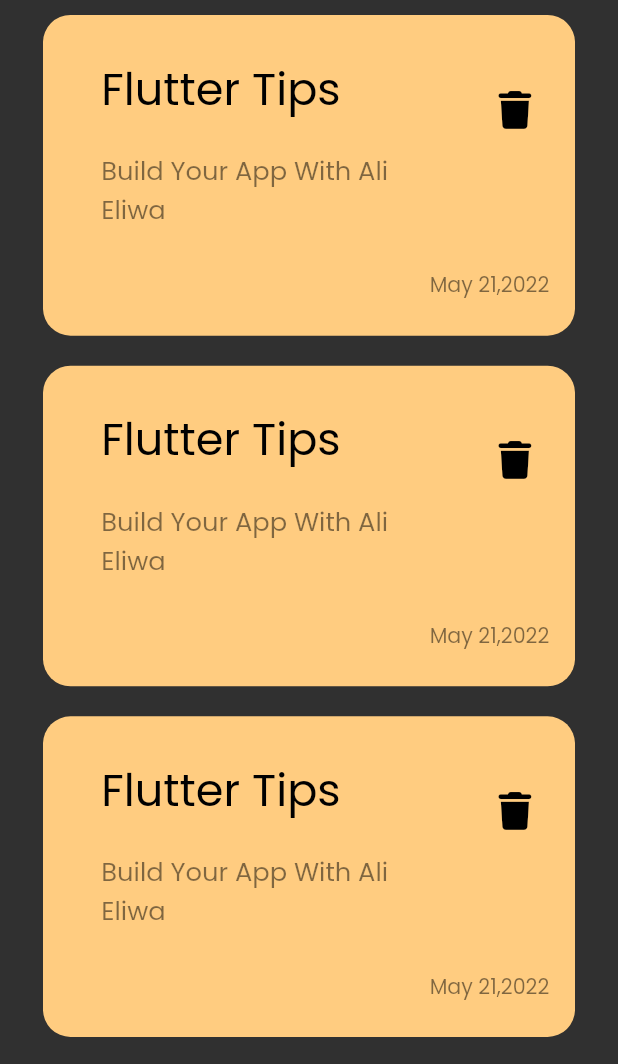
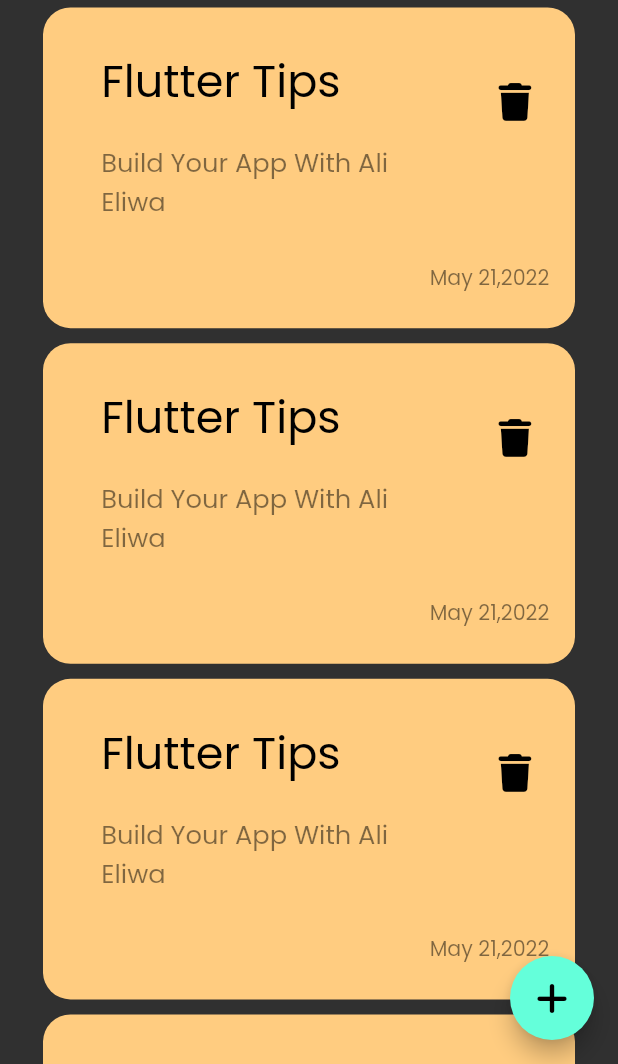
Before and after one commit to Alieliwa/NoteApp, a Flutter app: the screen it shows after launch, on a phone screen of 412 x 824 dp, the part 172-1236 px from its top. Run offline on Flutter 3.47's test engine with Material 2 defaults, Android fonts, the phone set to English and light mode, and no system bars; our stand-ins replace flutter_screenutil, font_awesome_flutter.

Commit message:
Add FloatingActionButton

```diff
--- a/lib/views/notes_view.dart
+++ b/lib/views/notes_view.dart
@@ -1,12 +1,19 @@
 import 'package:flutter/material.dart';
+import 'package:font_awesome_flutter/font_awesome_flutter.dart';
 import 'package:notesapp/views/widget/notes_viewbody.dart';
 class NotesView extends StatelessWidget {
   const NotesView({Key? key}) : super(key: key);
 
   @override
   Widget build(BuildContext context) {
-    return const Scaffold(
-      body: NotesViewBody(),
+    return  Scaffold(
+      body: const NotesViewBody(),
+      floatingActionButton: FloatingActionButton(
+        onPressed: (){},
+        child: const Icon(
+          FontAwesomeIcons.plus,
+        ),
+      ),
     );
   }
 }
--- a/lib/views/widget/notes_listview.dart
+++ b/lib/views/widget/notes_listview.dart
@@ -7,10 +7,9 @@ class NotesListView extends StatelessWidget {
   Widget build(BuildContext context) {
     return ListView.builder(
         itemBuilder: (context, index) => const Padding(
-          padding: EdgeInsets.symmetric(vertical: 10),
+          padding: EdgeInsets.symmetric(vertical: 5),
           child: NoteItem(),
         ),
-      // itemCount: 5,
 
     );
   }
--- a/lib/views/widget/notes_viewbody.dart
+++ b/lib/views/widget/notes_viewbody.dart
@@ -15,6 +15,7 @@ class NotesViewBody extends StatelessWidget {
           const CustomAppBar(),
           const Expanded(child: NotesListView()),
 
+
         ],
       ),
     );
```
